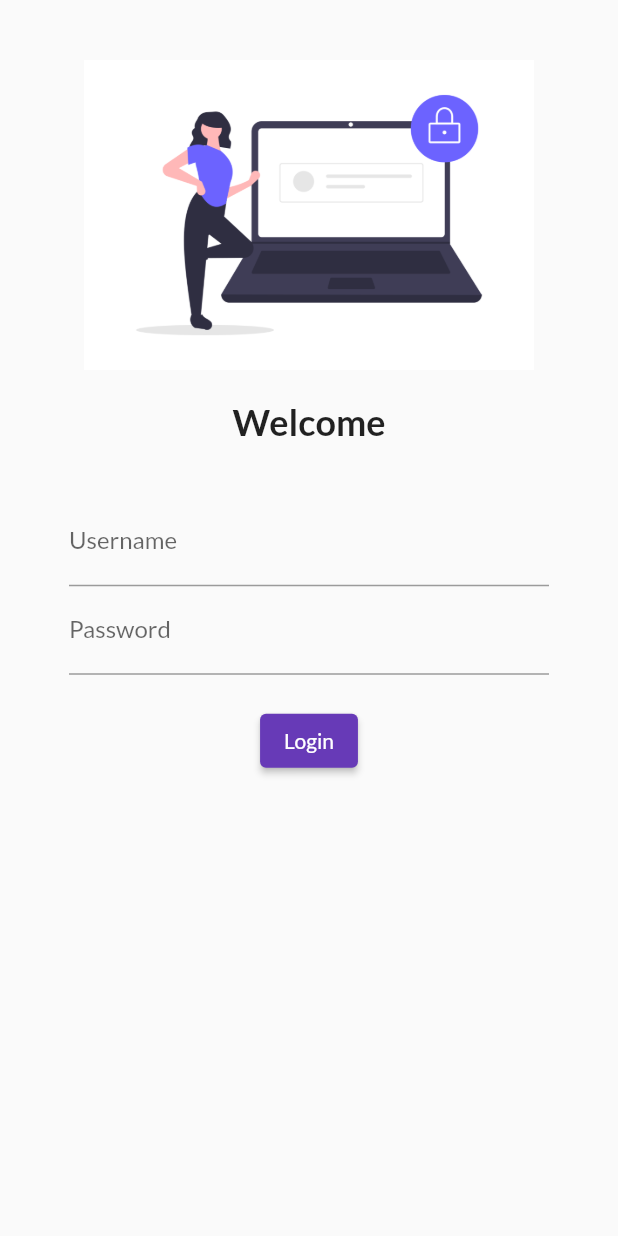
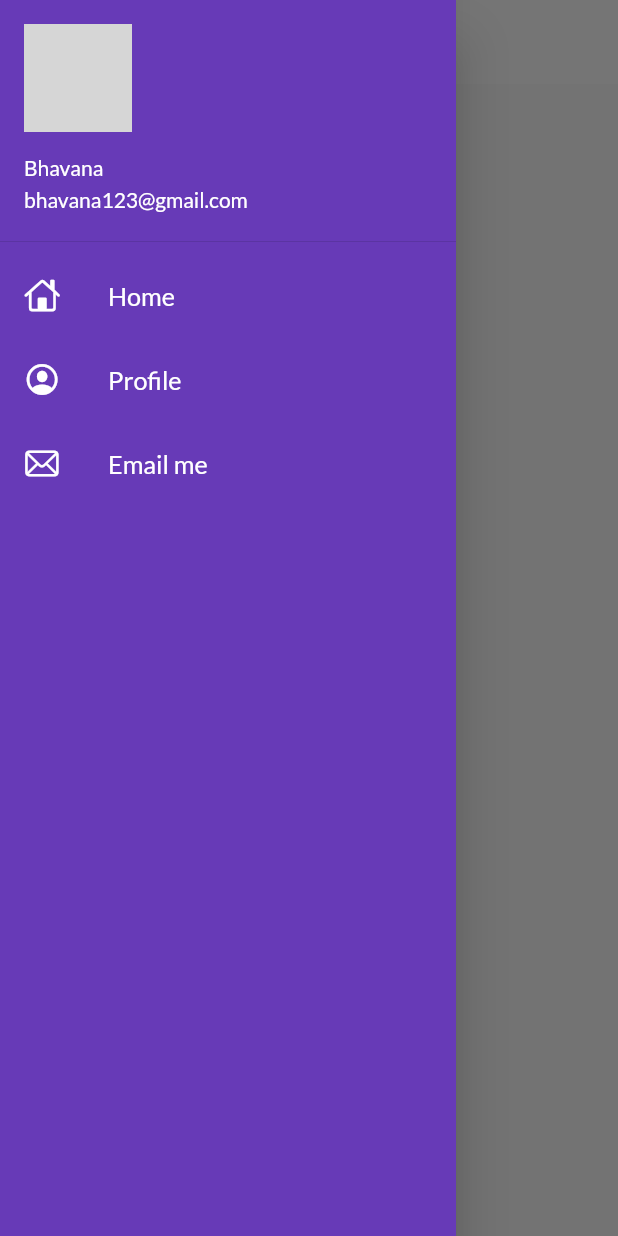
Before and after one commit to Bhavana-789/Flutter-App, a Flutter app: the screen it shows after launch, with the side drawer open (before the commit the screen has no drawer), on a phone screen of 412 x 824 dp. Run offline on Flutter 3.47's test engine with Material 2 defaults, Android fonts, the phone set to English and light mode, and no system bars; our stand-ins replace google_fonts; network calls fail; grey boxes are pictures that could not be loaded.

Commit message:
theme extracted

```diff
--- a/lib/main.dart
+++ b/lib/main.dart
@@ -2,30 +2,26 @@ import 'package:flutter/material.dart';
 import 'package:my_first_flutter_app/pages/home_page.dart';
 import 'package:my_first_flutter_app/pages/login_page.dart';
 import 'package:google_fonts/google_fonts.dart';
+import 'package:my_first_flutter_app/utils/routes.dart';
+import 'package:my_first_flutter_app/widgets/themes.dart';
 
 void main() {
   runApp(MyApp());
 }
 
 class MyApp extends StatelessWidget {
-
   @override
   Widget build(BuildContext context) {
     return MaterialApp(
       debugShowCheckedModeBanner: false,
-      theme: ThemeData(
-        primarySwatch: Colors.deepPurple,
-        fontFamily: GoogleFonts.lato().fontFamily,
-      ),
+      theme: MyTheme.lightTheme,
       themeMode: ThemeMode.light,
-      darkTheme: ThemeData(
-        brightness: Brightness.dark
-      ),
-      // initialRoute: "/home",
+      darkTheme: MyTheme.darkTheme,
+      initialRoute: MyRoutes.homeRoute,
       routes: {
         "/": (context) => LoginPage(),
-        "/home": (context) => HomePage(),
-        // "/login": (context) => LoginPage(),
+        MyRoutes.homeRoute: (context) => HomePage(),
+        MyRoutes.loginRoute: (context) => LoginPage(),
       },
     );
   }
--- a/lib/pages/home_page.dart
+++ b/lib/pages/home_page.dart
@@ -1,22 +1,20 @@
 import 'package:flutter/material.dart';
+import 'package:my_first_flutter_app/utils/routes.dart';
+import 'package:my_first_flutter_app/widgets/drawer.dart';
 
 class HomePage extends StatelessWidget {
   String name = "Flutter";
 
-
   @override
   Widget build(BuildContext context) {
     return Scaffold(
-      appBar: AppBar(
-        title: Text("Catalog App")
-      ),
+      appBar: AppBar(title: Text("Catalog App")),
       body: Center(
         child: Container(
           child: Text("Welcome to $name App"),
-
         ),
       ),
-     drawer: Drawer(),
+      drawer: MyDrawer(),
     );
   }
 }
--- a/lib/utils/routes.dart
+++ b/lib/utils/routes.dart
@@ -0,0 +1,4 @@
+class MyRoutes{
+  static String loginRoute = "/login";
+  static String homeRoute = "/home";
+}
--- a/lib/widgets/drawer.dart
+++ b/lib/widgets/drawer.dart
@@ -0,0 +1,62 @@
+import 'package:flutter/cupertino.dart';
+import 'package:flutter/material.dart';
+import 'package:my_first_flutter_app/widgets/model.dart';
+
+class MyDrawer extends StatelessWidget {
+  @override
+  Widget build(BuildContext context) {
+    const imageUrl =
+        "https://e0.pxfuel.com/wallpapers/889/641/desktop-wallpaper-aesthetic-tiktok-aesthetic-profile-pic.jpg";
+    return Drawer(
+      backgroundColor: Colors.deepPurple,
+      child: ListView(
+        children: const [
+          DrawerHeader(
+            padding: EdgeInsets.zero,
+            child: UserAccountsDrawerHeader(
+              margin: EdgeInsets.zero,
+              accountName: Text("Bhavana"),
+              accountEmail: Text("bhavana123@gmail.com"),
+              currentAccountPicture: CircleAvatar(
+                backgroundImage: NetworkImage(imageUrl),
+              ),
+            ),
+          ),
+          ListTile(
+            leading: Icon(
+              CupertinoIcons.home,
+              color: Colors.white,
+            ),
+            title: Text(
+              "Home",
+              textScaleFactor: 1.2,
+              style: TextStyle(color: Colors.white),
+            ),
+          ),
+          ListTile(
+            leading: Icon(
+              CupertinoIcons.profile_circled,
+              color: Colors.white,
+            ),
+            title: Text(
+              "Profile",
+              textScaleFactor: 1.2,
+              style: TextStyle(color: Colors.white),
+            ),
+          ),
+          ListTile(
+            leading: Icon(
+              CupertinoIcons.mail,
+              color: Colors.white,
+            ),
+            title: Text(
+              "Email me",
+              textScaleFactor: 1.2,
+              style: TextStyle(color: Colors.white),
+            ),
+          )
+        ],
+      ),
+    );
+  }
+}
--- a/lib/widgets/themes.dart
+++ b/lib/widgets/themes.dart
@@ -0,0 +1,18 @@
+import 'package:flutter/material.dart';
+import 'package:google_fonts/google_fonts.dart';
+
+class MyTheme {
+  static ThemeData get lightTheme => ThemeData(
+      primarySwatch: Colors.deepPurple,
+      fontFamily: GoogleFonts.lato().fontFamily,
+      appBarTheme: const AppBarTheme(
+        color: Colors.white,
+        elevation: 0.0,
+        iconTheme: IconThemeData(color: Colors.black, size: 25),
+        titleTextStyle: TextStyle(
+            fontSize: 25, fontStyle: FontStyle.normal, color: Colors.black),
+      ));
+  static ThemeData get darkTheme => ThemeData(
+        brightness: Brightness.dark,
+      );
+}
```
Also changed, not shown: lib/pages/login_page.dart (+105 -21 lines), lib/widgets/model.dart (+8 -0 lines).
